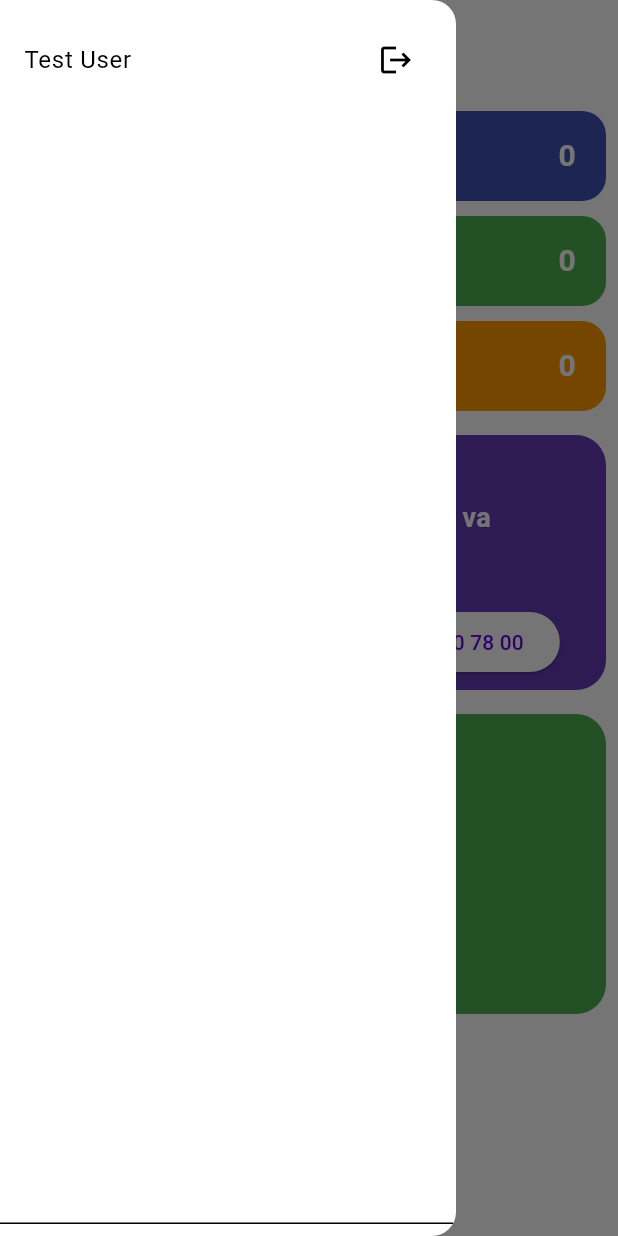
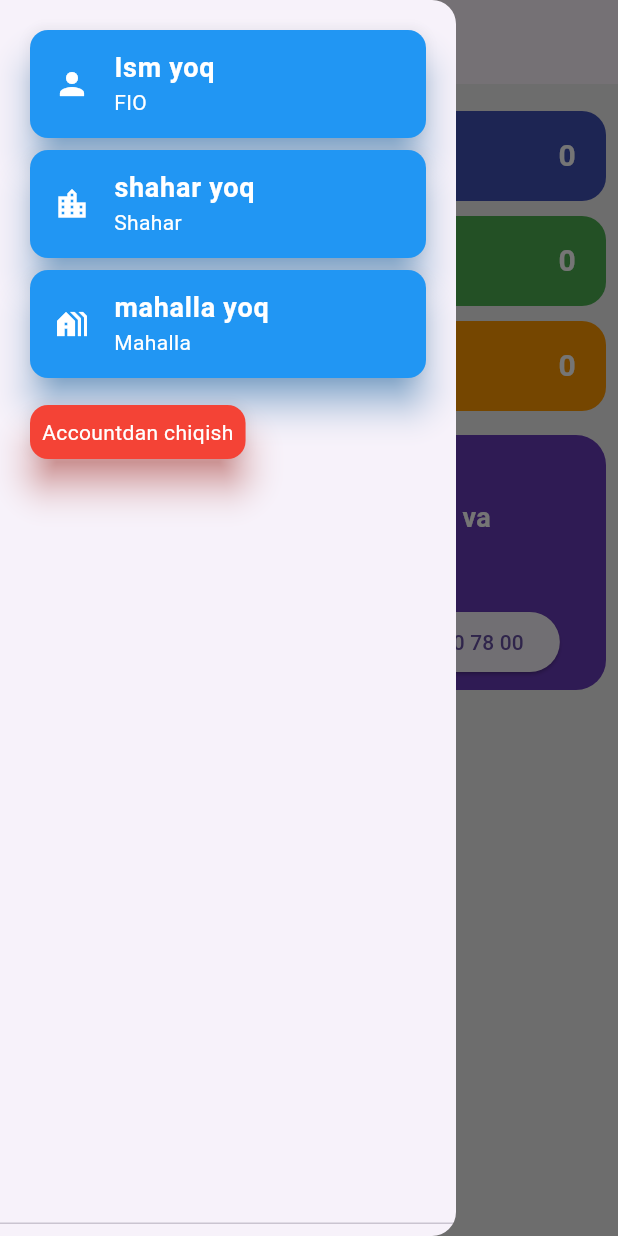
Before and after one commit to tillocoder/raqamli_shahar, a Flutter app: the HomePage screen opened by its route, with the side drawer open, on a phone screen of 412 x 824 dp. Run offline on Flutter 3.47's test engine with Material 3 defaults, Android fonts, the light colour scheme and no system bars; our stand-ins replace dio, flutter_riverpod, geolocator, go_router, hive_flutter, keyboard_dismisser and 1 more; accounts and stored records are empty; network calls fail; project files that could hold a hidden picture were left out.

Commit message:
tillo changes for ui

```diff
--- a/lib/core/services/app_urls/urls.dart
+++ b/lib/core/services/app_urls/urls.dart
@@ -1,7 +1,7 @@
 sealed class Urls {
   static const baseUrl = 'http://mahalla.ijro-app.uz';
-  static const apiToken = '/api/token/';
-  static const apiRefresh = '/api/token/refresh/';
+  static const apiToken = '/api/v1/token/';
+  static const apiRefresh = '/api/v1/token/refresh/';
   static const apiActivities = '/api/v1/citizen/activities/';
   static const apiactivitiescreate = '/api/v1/citizen/activities/create/';
   static const apiCitizenCreate = '/api/v1/citizen/create/';
@@ -11,4 +11,6 @@ sealed class Urls {
   static const apiDirectionList = '/api/v1/direction/list/';
   static const apiSearchCitizen =
       'http://mahalla.ijro-app.uz/api/v1/citizen/search/?q=sardor';
+
+  static const apiSoxalar = '/api/v1/soha/list/';
 }
--- a/lib/core/services/auth/login_ser.dart
+++ b/lib/core/services/auth/login_ser.dart
@@ -11,36 +11,49 @@ import 'package:tamorqa_app/setup.dart';
 
 class AuthLoginService {
   static Dio dio = Dio(Baseoption.baseOptions);
+
   static Future<void> getToken(
       Map<String, String> data, BuildContext context) async {
     try {
       var response =
           await dio.post('${Urls.baseUrl}${Urls.apiToken}', data: data);
+
       if (response.statusCode == 200 || response.statusCode == 201) {
         var responseData = response.data as Map<String, dynamic>;
         String? accessToken = responseData["access"] as String?;
         String? refreshToken = responseData["refresh"] as String?;
+        int? userId = responseData["user_id"] as int?;
+        String? firstName = responseData["first_name"] as String?;
+        String? region = responseData["region"] as String?;
+        int? regionId = responseData["region_id"] as int?;
+        String? mahalla = responseData["mahalla"] as String?;
+        int? mahallaId = responseData["mahalla_id"] as int?;
 
         if (accessToken != null) {
           debugPrint("Access Token: $accessToken");
           debugPrint("Refresh Token: $refreshToken");
+          await box.put('first_name', firstName);
           await box.put('access', accessToken);
           await box.put('refresh', refreshToken);
+          await box.put('region', region);
+          await box.put('user_id', userId);
+          await box.put('region_id', regionId);
+          await box.put('mahalla', mahalla);
+          await box.put('mahalla_id', mahallaId);
           context.go(Routes.home);
         } else {
-          return;
+          debugPrint('Login failed: Access token is null');
         }
       } else {
-        debugPrint('token ololmadi tasdiqlanmagan user');
-        return;
+        debugPrint(
+            'Login failed: ${response.statusCode} - ${response.statusMessage}');
       }
     } catch (e) {
       SnackBarHelper.showInternetConnectionError(
         context,
         'Kirish uchun ruxsat yo\'q',
       );
-      debugPrint('token ololmadi tasdiqlanmagan user');
-      return;
+      debugPrint('Exception during login: $e');
     }
   }
 }
--- a/lib/core/services/citizen/get_direction.dart
+++ b/lib/core/services/citizen/get_direction.dart
@@ -1,7 +1,6 @@
 import 'package:dio/dio.dart';
 import 'package:flutter/material.dart';
 import 'package:tamorqa_app/core/services/app_urls/urls.dart';
-import 'package:tamorqa_app/core/services/auth/login_ser.dart';
 import 'package:tamorqa_app/core/services/base_options/base_options.dart';
 import 'package:tamorqa_app/data/entity/directios.dart';
 import 'package:tamorqa_app/setup.dart';
@@ -26,7 +25,6 @@ class DirectionGetListServices {
 
   static Future<void> refreshAccessToken() async {
     String? refreshToken = await box.get('refresh');
-    String? accessToken = await box.get('access');
     // print(refreshToken);
 
     if (refreshToken != null) {
--- a/lib/core/theme/darkk_theme.dart
+++ b/lib/core/theme/darkk_theme.dart
@@ -6,4 +6,7 @@ ThemeData darkTheme = ThemeData(
   colorScheme: const ColorScheme.dark(
     background: Colors.black,
   ),
+  cardTheme: const CardTheme(
+    color: Colors.black,
+  ),
 );
--- a/lib/data/entity/citizen_model.dart
+++ b/lib/data/entity/citizen_model.dart
@@ -1,66 +1,148 @@
 import 'dart:convert';
 
-List<CitizenModel> citizenModelFromJson(String str) => List<CitizenModel>.from(
-      json.decode(str).map(
-            (x) => CitizenModel.fromJson(x),
-          ),
-    );
+CitizenModel citizenModelFromJson(String str) =>
+    CitizenModel.fromJson(json.decode(str));
 
-String citizenModelToJson(List<CitizenModel> data) => json.encode(
-      List<dynamic>.from(
-        data.map(
-          (x) => x.toJson(),
-        ),
-      ),
-    );
+String citizenModelToJson(CitizenModel data) => json.encode(data.toJson());
 
 class CitizenModel {
-  final int? id;
+  final int count;
+  final String? next; // Nullable type
+  final String? previous; // Nullable type
+  final List<Result> results;
+
+  CitizenModel({
+    required this.count,
+    required this.next,
+    required this.previous,
+    required this.results,
+  });
+
+  factory CitizenModel.fromJson(Map<String, dynamic> json) => CitizenModel(
+        count: json["count"] ?? 0,
+        next: json["next"] as String?,
+        previous: json["previous"] as String?,
+        results:
+            List<Result>.from(json["results"].map((x) => Result.fromJson(x))),
+      );
+
+  Map<String, dynamic> toJson() => {
+        "count": count,
+        "next": next,
+        "previous": previous,
+        "results": List<dynamic>.from(results.map((x) => x.toJson())),
+      };
+}
+
+class Result {
+  final int id;
+  final String passportNumber;
   final String personalIdentification;
-  final String passportNumber;
   final int house;
   final String phone;
   final int gender;
+  final int mahalla;
   final String fio;
+  final int region;
+  final int birthday;
   final String address;
+  final int leaderTadbirkor;
+  final int bandlikXolati;
+  final int ishDaraja;
+  final int soxa;
+  final int ijtimoiyHolati;
+  final int bandlik;
+  final double certificateNumber;
   final String lat;
   final String lng;
 
-  CitizenModel({
+  Result({
     required this.id,
+    required this.passportNumber,
     required this.personalIdentification,
-    required this.passportNumber,
     required this.house,
     required this.phone,
     required this.gender,
+    required this.mahalla,
     required this.fio,
+    required this.region,
+    required this.birthday,
     required this.address,
+    required this.leaderTadbirkor,
+    required this.bandlikXolati,
+    required this.ishDaraja,
+    required this.soxa,
+    required this.ijtimoiyHolati,
+    required this.bandlik,
+    required this.certificateNumber,
     required this.lat,
     required this.lng,
   });
 
-  factory CitizenModel.fromJson(Map<String, dynamic> json) => CitizenModel(
-        id: json["id"] ?? '',
-        personalIdentification: json["personal_identification"] ?? "",
-        passportNumber: json["passport_number"] ?? "",
-        house: json["house"] ?? "",
-        phone: json["phone"] ?? "",
-        gender: json["gender"] ?? "",
-        fio: json["fio"] ?? "",
-        address: json["address"] ?? "",
-        lat: json["lat"] ?? "",
-        lng: json["lng"] ?? "",
+  factory Result.fromJson(Map<String, dynamic> json) => Result(
+        id: json["id"],
+        passportNumber: json["passport_number"] ?? '',
+        personalIdentification: json["personal_identification"] ?? '',
+        house: json["house"] is int
+            ? json["house"]
+            : int.tryParse(json["house"]?.toString() ?? '') ?? 0,
+        phone: json["phone"] ?? '',
+        gender: json["gender"] is int
+            ? json["gender"]
+            : int.tryParse(json["gender"]?.toString() ?? '') ?? 0,
+        mahalla: json["mahalla"] is int
+            ? json["mahalla"]
+            : int.tryParse(json["mahalla"]?.toString() ?? '') ?? 0,
+        fio: json["fio"] ?? '',
+        region: json["region"] is int
+            ? json["region"]
+            : int.tryParse(json["region"]?.toString() ?? '') ?? 0,
+        birthday: json["birthday"] is int
+            ? json["birthday"]
+            : int.tryParse(json["birthday"]?.toString() ?? '') ?? 0,
+        address: json["address"] ?? '',
+        leaderTadbirkor: json["leader_tadbirkor"] is int
+            ? json["leader_tadbirkor"]
+            : int.tryParse(json["leader_tadbirkor"]?.toString() ?? '') ?? 0,
+        bandlikXolati: json["bandlik_xolati"] is int
+            ? json["bandlik_xolati"]
+            : int.tryParse(json["bandlik_xolati"]?.toString() ?? '') ?? 0,
+        ishDaraja: json["ish_daraja"] is int
+            ? json["ish_daraja"]
+            : int.tryParse(json["ish_daraja"]?.toString() ?? '') ?? 0,
+        soxa: json["soxa"] is int
+            ? json["soxa"]
+            : int.tryParse(json["soxa"]?.toString() ?? '') ?? 0,
+        ijtimoiyHolati: json["ijtimoiy_holati"] is int
+            ? json["ijtimoiy_holati"]
+            : int.tryParse(json["ijtimoiy_holati"]?.toString() ?? '') ?? 0,
+        bandlik: json["bandlik"] is int
+            ? json["bandlik"]
+            : int.tryParse(json["bandlik"]?.toString() ?? '') ?? 0,
+        certificateNumber:
+            (json["certificate_number"] as num?)?.toDouble() ?? 0.0,
+        lat: json["lat"] ?? '',
+        lng: json["lng"] ?? '',
       );
 
   Map<String, dynamic> toJson() => {
-        "id": id,
+        "passport_number": passportNumber,
         "personal_identification": personalIdentification,
-        "passport_number": passportNumber,
         "house": house,
         "phone": phone,
         "gender": gender,
+        "mahalla": mahalla,
         "fio": fio,
+        "region": region,
+        "birthday": birthday,
         "address": address,
+        "leader_tadbirkor": leaderTadbirkor,
+        "bandlik_xolati": bandlikXolati,
+        "ish_daraja": ishDaraja,
+        "soxa": soxa,
+        "ijtimoiy_holati": ijtimoiyHolati,
+        "bandlik": bandlik,
+        "certificate_number": certificateNumber,
         "lat": lat,
         "lng": lng,
       };
--- a/lib/features/auth/login/view/widgets/c_text_field.dart
+++ b/lib/features/auth/login/view/widgets/c_text_field.dart
@@ -24,6 +24,7 @@ class CTextField extends StatelessWidget {
       child: SizedBox(
         width: isTabletOrLaptop ? 400 : width,
         child: TextField(
+          maxLength: maxLines,
           controller: ctr,
           keyboardType: inputTypes,
           decoration: InputDecoration(
--- a/lib/features/citizens_activities/controller/activities.dart
+++ b/lib/features/citizens_activities/controller/activities.dart
@@ -37,7 +37,7 @@ class ActivitiesController extends ChangeNotifier {
       notifyListeners();
       list = await SearchService.getData(param: paramSearchProduct(text));
       if (list != null) {
-        CitizenGetListServices.citizen = list;
+        // CitizenGetListServices.citizen = list;
         isLoading = true;
         notifyListeners();
       } else {
--- a/lib/features/citizens_activities/view/pages/citizens_activities_page.dart
+++ b/lib/features/citizens_activities/view/pages/citizens_activities_page.dart
@@ -12,7 +12,7 @@ class CitezensActivities extends ConsumerWidget {
   Widget build(BuildContext context, WidgetRef ref) {
     return Scaffold(
       appBar: AppBar(
-        title:  const Text('Fuqaro faoliyati'),
+        title: const Text('Fuqaro faoliyati'),
         centerTitle: true,
       ),
       body: Column(
--- a/lib/features/home/view/pages/home_page.dart
+++ b/lib/features/home/view/pages/home_page.dart
@@ -1,4 +1,7 @@
+// ignore_for_file: use_build_context_synchronously
+
 import 'package:flutter/material.dart';
+import 'package:flutter/widgets.dart';
 import 'package:flutter_riverpod/flutter_riverpod.dart';
 import 'package:go_router/go_router.dart';
 import 'package:tamorqa_app/core/router/name_routes.dart';
@@ -14,27 +17,156 @@ class HomePage extends ConsumerWidget {
   @override
   Widget build(BuildContext context, WidgetRef ref) {
     ref.watch(homeController);
-    // ignore: unused_local_variable
     var ctr = ref.read(homeController);
+    String? firstName = box.get('first_name');
+    String? region = box.get('region');
+    String? mahalla = box.get('mahalla');
+
     return Scaffold(
       drawer: Drawer(
         child: DrawerHeader(
           child: Column(
             mainAxisAlignment: MainAxisAlignment.start,
+            crossAxisAlignment: CrossAxisAlignment.start,
             children: [
-              Row(
-                mainAxisAlignment: MainAxisAlignment.spaceBetween,
-                children: [
-                  const Text('Test User'),
-                  IconButton(
-                    onPressed: () async {
-                      box.delete('access');
-                      box.delete('refresh');
-                      context.goNamed(Routes.login);
-                    },
-                    icon: const Icon(Icons.logout),
-                  )
-                ],
+              Card(
+                elevation: 10,
+                shadowColor: Colors.blue,
+                color: Colors.blue,
+                child: ListTile(
+                  leading: const Icon(
+                    Icons.person,
+                    color: Colors.white,
+                  ),
+                  title: Text(
+                    firstName ?? "Ism yoq ",
+                    style: const TextStyle(
+                      fontSize: 18,
+                      color: Colors.white,
+                      fontWeight: FontWeight.w600,
+                    ),
+                  ),
+                  subtitle: const Text(
+                    "FIO",
+                    style: TextStyle(
+                      color: Colors.white,
+                    ),
+                  ),
+                ),
+              ),
+              Card(
+                elevation: 10,
+                color: Colors.blue,
+                shadowColor: Colors.blue,
+                child: ListTile(
+                  leading: const Icon(
+                    Icons.location_city_outlined,
+                    color: Colors.white,
+                  ),
+                  title: Text(
+                    region ?? "shahar yoq ",
+                    style: const TextStyle(
+                      fontSize: 18,
+                      color: Colors.white,
+                      fontWeight: FontWeight.w600,
+                    ),
+                  ),
+                  subtitle: const Text(
+                    "Shahar",
+                    style: TextStyle(
+                      color: Colors.white,
+                    ),
+                  ),
+                ),
+              ),
+              Card(
+                elevation: 10,
+                shadowColor: Colors.blue,
+                color: Colors.blue,
+                child: ListTile(
+                  leading: const Icon(
+                    Icons.holiday_village,
+                    color: Colors.white,
+                  ),
+                  title: Text(
+                    mahalla ?? "mahalla yoq ",
+                    style: const TextStyle(
+                      fontSize: 18,
+                      color: Colors.white,
+                      fontWeight: FontWeight.w600,
+                    ),
+                  ),
+                  subtitle: const Text(
+                    "Mahalla",
+                    style: TextStyle(
+                      color: Colors.white,
+                    ),
+                  ),
+                ),
+              ),
+              const SizedBox(height: 10),
+              GestureDetector(
+                onTap: () {
+                  showDialog(
+                    context: context,
+                    builder: (context) => AlertDialog(
+                      surfaceTintColor: Colors.white,
+                      backgroundColor: Colors.white,
+                      title: const Text("Accountdan chiqishni hohlaysizmi"),
+                      actions: [
+                        GestureDetector(
+                          onTap: () async {
+                            await box.delete("access");
+                            await box.delete("refresh");
+                            context.goNamed(Routes.login);
+                          },
+                          child: const Card(
+                            elevation: 10,
+                            shadowColor: Colors.blue,
+                            color: Colors.blue,
+                            child: Padding(
+                              padding: EdgeInsets.only(
+                                top: 8,
+                                bottom: 8,
+                                left: 24,
+                                right: 24,
+                              ),
+                              child: Text("Ha"),
+                            ),
+                          ),
+                        ),
+                        GestureDetector(
+                          onTap: () {
+                            Navigator.pop(context);
+                          },
+                          child: const Card(
+                            elevation: 10,
+                            shadowColor: Colors.blue,
+                            color: Colors.blue,
+                            child: Padding(
+                              padding: EdgeInsets.only(
+                                top: 8,
+                                bottom: 8,
+                                left: 20,
+                                right: 20,
+                              ),
+                              child: Text("Yo'q"),
+                            ),
+                          ),
+                        ),
+                      ],
+                    ),
+                  );
+                },
+                child: const Card(
+                  elevation: 10,
+                  shadowColor: Colors.red,
+                  color: Colors.red,
+                  child: Padding(
+                    padding: EdgeInsets.all(8.0),
+                    child: Text("Accountdan chiqish"),
+                  ),
+                ),
               ),
             ],
           ),
@@ -153,17 +285,6 @@ class HomePage extends ConsumerWidget {
                 ),
               ),
             ),
-            Padding(
-              padding: const EdgeInsets.all(8.0),
-              child: Container(
-                decoration: BoxDecoration(
-                  color: Colors.green,
-                  borderRadius: BorderRadius.circular(20),
-                ),
-                width: double.infinity,
-                height: 200,
-              ),
-            )
           ],
         ),
       ),
--- a/lib/features/splash/controller/splash_controller.dart
+++ b/lib/features/splash/controller/splash_controller.dart
@@ -1,6 +1,5 @@
 import 'package:flutter/material.dart';
 import 'package:flutter_riverpod/flutter_riverpod.dart';
-import 'package:tamorqa_app/core/services/citizen/get_direction.dart';
 
 final splashController =
     ChangeNotifierProvider.autoDispose((ref) => SplashController());
@@ -12,14 +11,9 @@ class SplashController extends ChangeNotifier {
     init();
   }
 
-  void getdirectionLists() async {
-    await DirectionGetListServices.getdirectionList();
-  }
-
   Future<void> init() async {
     isLoading = true;
     notifyListeners();
-    await DirectionGetListServices.getdirectionList();
     isLoading = false;
   }
 }
--- a/lib/features/splash/splash.dart
+++ b/lib/features/splash/splash.dart
@@ -15,7 +15,7 @@ class SplashPage extends ConsumerWidget {
     ref.watch(splashController);
     ref.read(splashController);
     Timer(const Duration(seconds: 1), () {
-      context.goNamed(box.get('access') != null ? Routes.home : Routes.home);
+      context.goNamed(box.get('access') == null ? Routes.login : Routes.home);
     });
     return const Scaffold(
       backgroundColor: Colors.blueAccent,
```
Also changed, not shown: lib/core/services/citizen/get_citizen_list.dart (+6 -45 lines), lib/core/theme/lightt_theme.dart (+7 -3 lines), lib/features/auth/login/view/pages/login_page.dart (+7 -10 lines), lib/features/citizen_add/controller/citizen_add_ctr.dart (+5 -2 lines), lib/features/citizen_add/view/page/citizen_page.dart (+29 -40 lines), lib/features/citizens/view/pages/citizens_page.dart (+6 -8 lines).
